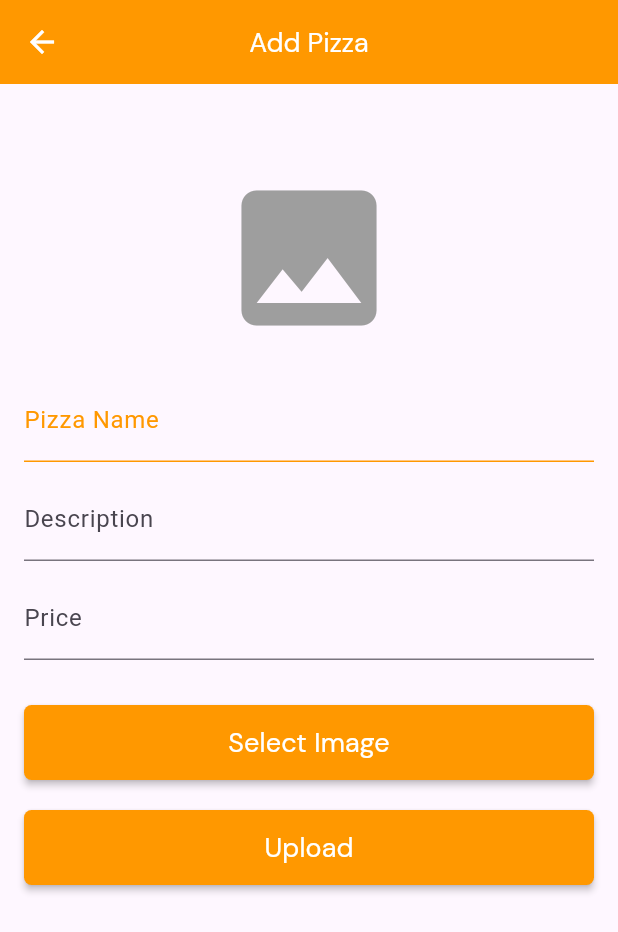
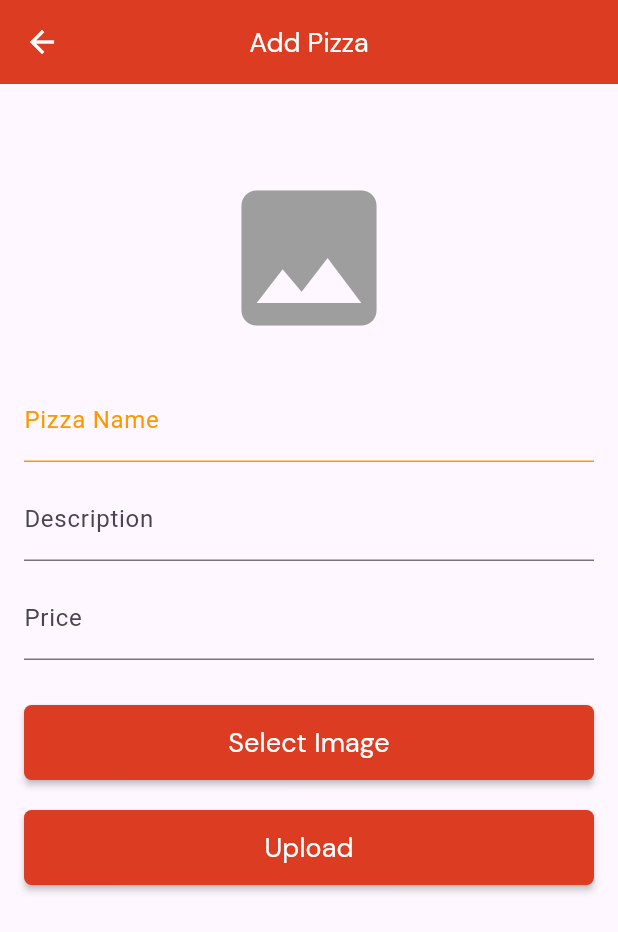
Before and after one commit to lansoyyy/Pizzafy, a Flutter app: the AddRecipeScreen screen opened directly, on a phone screen of 412 x 824 dp. Shown: the top 932 px of the screen. Run offline on Flutter 3.47's test engine with Material 3 defaults, Android fonts, the phone set to English and light mode, and no system bars; our stand-ins replace cloud_firestore, firebase_auth, firebase_core, firebase_storage, fluttertoast, image_picker; accounts and stored records are empty.

Commit message:
changed logo

```diff
--- a/lib/utils/colors.dart
+++ b/lib/utils/colors.dart
@@ -2,7 +2,7 @@ import 'dart:ui';
 
 import 'package:flutter/material.dart';
 
-const primary = Colors.orange;
+const primary = Color(0xffDC3C22);
 
 var secondary = const Color(0xffFCB315);
 var black = const Color(0xff151515);
```
Also changed, not shown: assets/images/logo.png.
